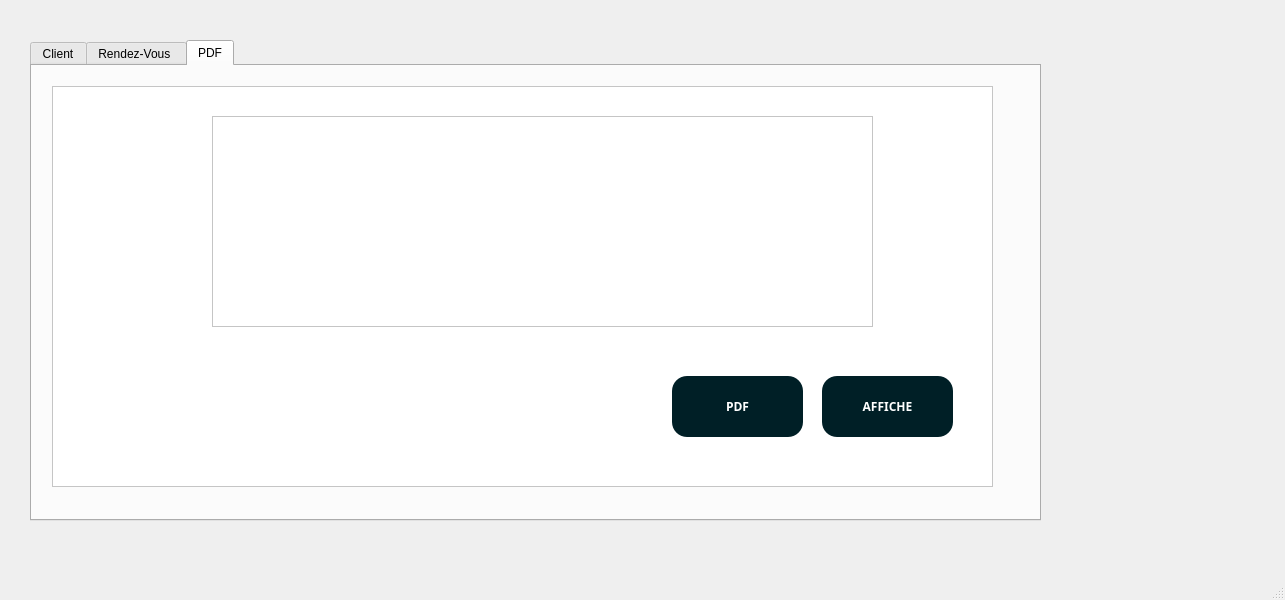
Qt form client/mainwindow.ui (Jallouli-Yassine/appconstruction_company_2A1) before a commit.
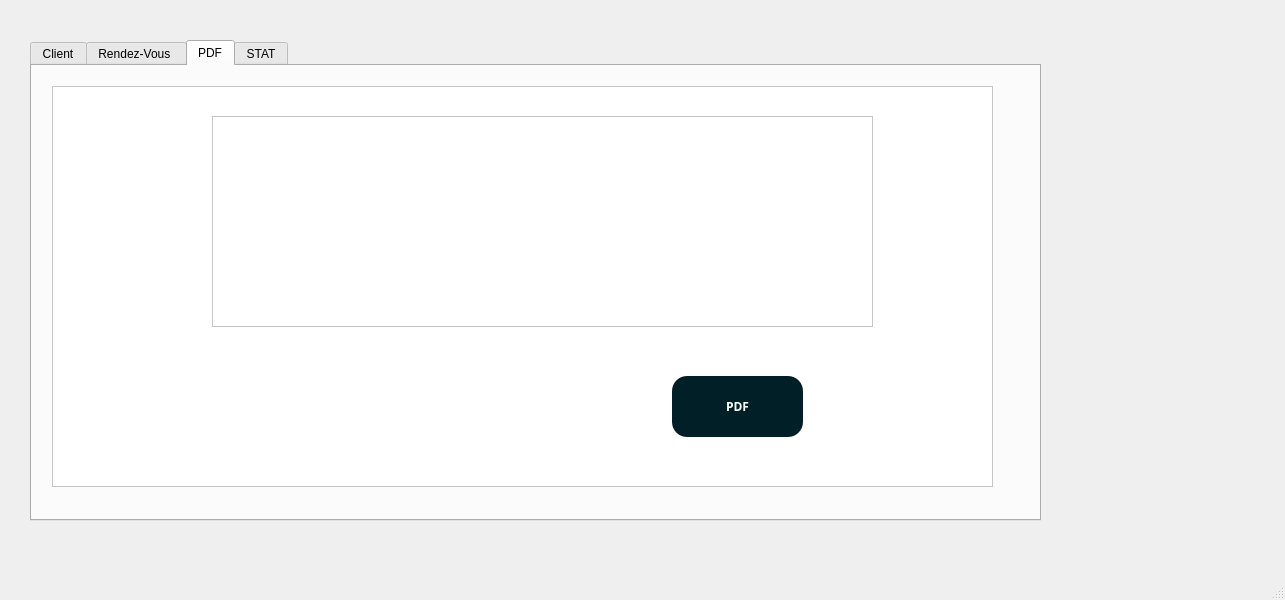
The same form after that commit. The open tabs and pages were chosen to show the change. Icons and pictures are not drawn.

What changed in the file:
```diff
--- a/client/mainwindow.ui
+++ b/client/mainwindow.ui
@@ -1097,36 +1097,6 @@
       <property name="frameShadow">
        <enum>QFrame::Raised</enum>
       </property>
-      <widget class="QPushButton" name="pushButton_4">
-       <property name="geometry">
-        <rect>
-         <x>770</x>
-         <y>290</y>
-         <width>131</width>
-         <height>61</height>
-        </rect>
-       </property>
-       <property name="font">
-        <font>
-         <family>century gothic</family>
-         <weight>75</weight>
-         <italic>false</italic>
-         <bold>true</bold>
-         <underline>false</underline>
-         <strikeout>false</strikeout>
-        </font>
-       </property>
-       <property name="styleSheet">
-        <string notr="true">background-color:#001F26;
-</string>
-       </property>
-       <property name="text">
-        <string>AFFICHE</string>
-       </property>
-       <property name="checkable">
-        <bool>false</bool>
-       </property>
-      </widget>
       <widget class="QPushButton" name="pushButton_pdf">
        <property name="geometry">
         <rect>
@@ -1198,6 +1168,22 @@
       </widget>
      </widget>
     </widget>
+    <widget class="QWidget" name="tab_9">
+     <attribute name="title">
+      <string>STAT</string>
+     </attribute>
+     <widget class="QWidget" name="verticalLayoutWidget">
+      <property name="geometry">
+       <rect>
+        <x>-1</x>
+        <y>20</y>
+        <width>991</width>
+        <height>421</height>
+       </rect>
+      </property>
+      <layout class="QVBoxLayout" name="verticalLayout"/>
+     </widget>
+    </widget>
    </widget>
   </widget>
   <widget class="QMenuBar" name="menubar">
```
Left out of the diff: 17 changed lines with no effect on the pictures.
